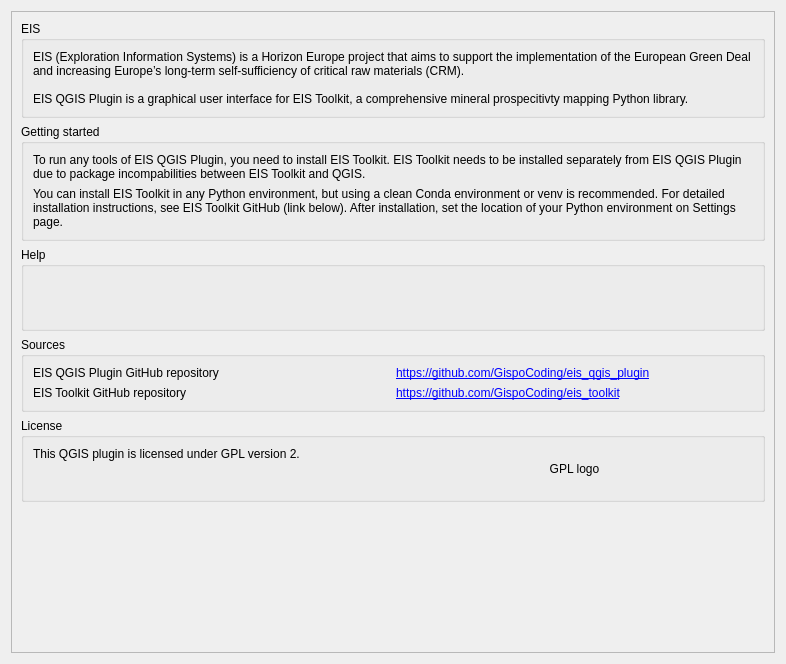
The window that eis_qgis_plugin/resources/ui/wizard_about.ui (GispoCoding/eis_qgis_plugin) describes before a commit, drawn with Qt 5.
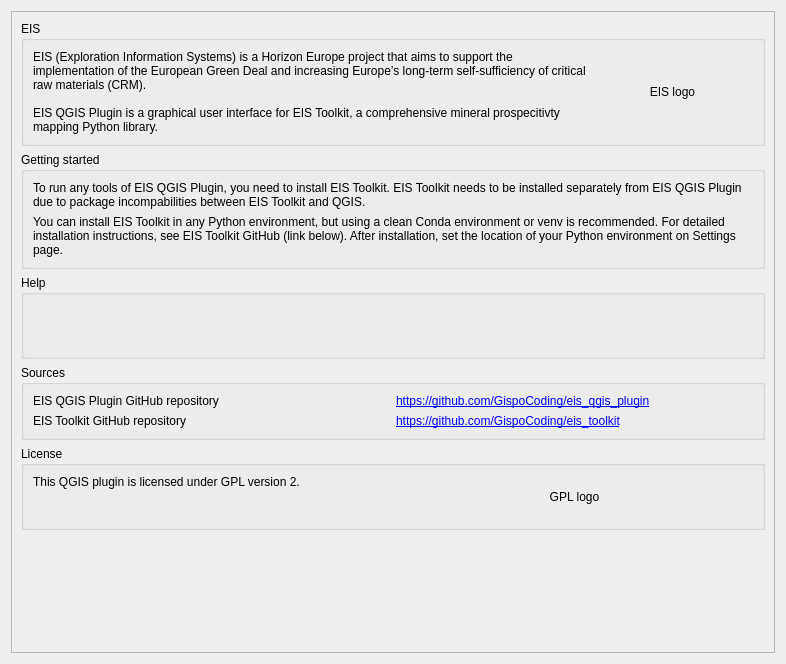
The same window after the commit.

Commit message: add EIS logo to Wizard About page

What changed in the file:
```diff
--- a/eis_qgis_plugin/resources/ui/wizard_about.ui
+++ b/eis_qgis_plugin/resources/ui/wizard_about.ui
@@ -40,7 +40,7 @@
          <property name="title">
           <string>EIS</string>
          </property>
-         <layout class="QVBoxLayout" name="verticalLayout_3">
+         <layout class="QHBoxLayout" name="horizontalLayout_2">
           <item>
            <widget class="QLabel" name="label_2">
             <property name="sizePolicy">
@@ -59,6 +59,22 @@
             </property>
            </widget>
           </item>
+          <item>
+           <widget class="QLabel" name="eis_logo_label">
+            <property name="maximumSize">
+             <size>
+              <width>16777215</width>
+              <height>16777215</height>
+             </size>
+            </property>
+            <property name="text">
+             <string>EIS logo</string>
+            </property>
+            <property name="alignment">
+             <set>Qt::AlignCenter</set>
+            </property>
+           </widget>
+          </item>
          </layout>
         </widget>
        </item>
```
The commit also changes 4 other files.
